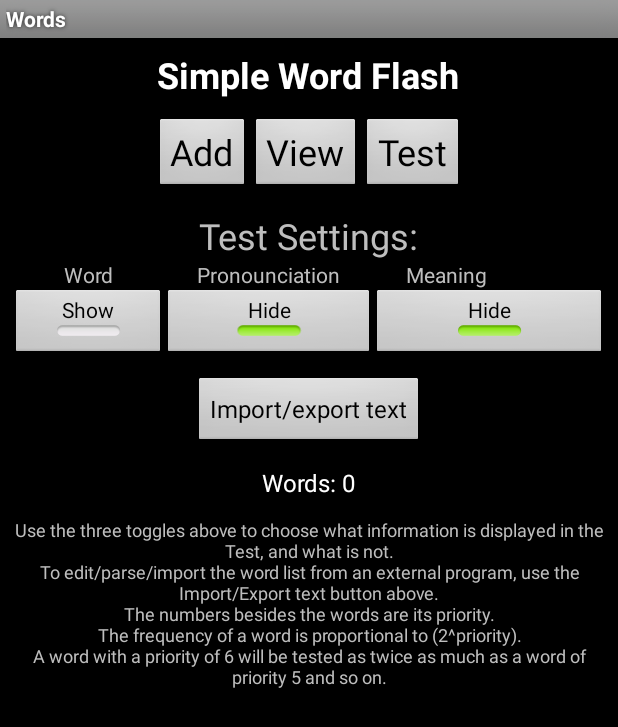
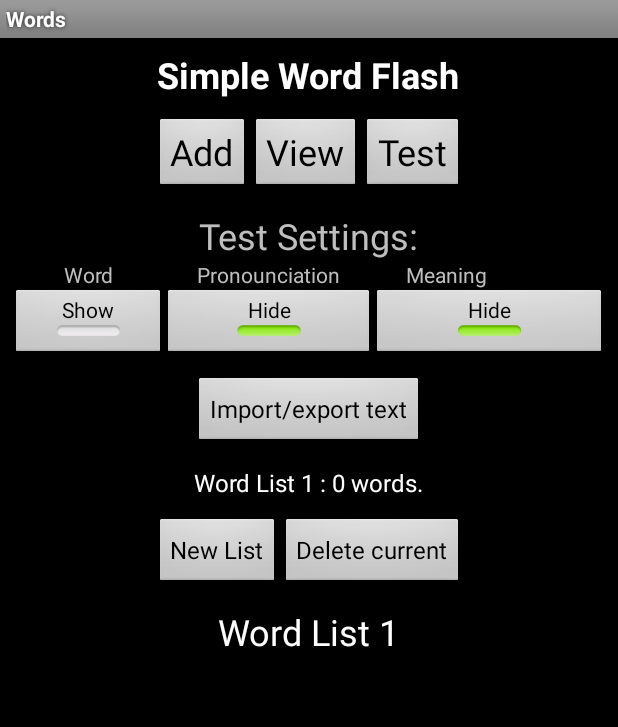
Before and after one commit to CosmicSubspace/Simple-Word-Flash, an Android app: the screen it shows after launch (MainActivity), on a phone screen of 412 x 824 dp. Shown: the top 727 px of the screen. Run offline under Robolectric (Android 15) with nearby library versions, the phone set to English and light mode, and no system bars.

Commit message:
Multiple word lists.

```diff
--- a/app/src/main/java/com/cosmicsubspace/simplewordflash/activities/MainActivity.java
+++ b/app/src/main/java/com/cosmicsubspace/simplewordflash/activities/MainActivity.java
@@ -4,21 +4,33 @@ import android.app.Activity;
 import android.content.Intent;
 import android.os.Bundle;
 import android.view.View;
+import android.widget.AdapterView;
+import android.widget.ArrayAdapter;
 import android.widget.Button;
+import android.widget.ListView;
 import android.widget.TextView;
 import android.widget.Toast;
 import android.widget.ToggleButton;
 
 import com.cosmicsubspace.simplewordflash.R;
-import com.cosmicsubspace.simplewordflash.ui.WordsListDialog;
+import com.cosmicsubspace.simplewordflash.helper.Log2;
+import com.cosmicsubspace.simplewordflash.ui.CustomSingleTextAdapter;
+import com.cosmicsubspace.simplewordflash.ui.ExportDialog;
 import com.cosmicsubspace.simplewordflash.internals.WordsManager;
+import com.cosmicsubspace.simplewordflash.ui.SaveDialog;
+
+import java.util.ArrayList;
+import java.util.Arrays;
 
 public class MainActivity extends Activity implements View.OnClickListener {
 
-    Button add,view,test, load,save,str;
+    Button add,view,test, delList,newList,str;
     TextView numWords, path;
 
     ToggleButton hideWord,hidePron,hideMean;
+
+    ListView listList;
+CustomSingleTextAdapter listListAdapter;
 
     WordsManager wm;
 
@@ -29,6 +41,9 @@ public class MainActivity extends Activity implements View.OnClickListener {
 
         wm=WordsManager.getInstance();
 
+        if (wm.getWordListLists(this).length==0){
+            wm.newWordList("Word List 1",this);
+        }
         wm.importFirst(this);
 
         add=(Button)findViewById(R.id.main_btn_add);
@@ -44,12 +59,36 @@ public class MainActivity extends Activity implements View.OnClickListener {
         save.setOnClickListener(this);*/
         str=(Button)findViewById(R.id.main_btn_str);
         str.setOnClickListener(this);
+        delList=(Button)findViewById(R.id.main_del);
+        delList.setOnClickListener(this);
+        newList=(Button)findViewById(R.id.main_new);
+        newList.setOnClickListener(this);
 
         hideWord=(ToggleButton)findViewById(R.id.main_table_button_word) ;
         hidePron=(ToggleButton)findViewById(R.id.main_table_button_pron) ;
         hideMean=(ToggleButton)findViewById(R.id.main_table_button_mean) ;
 
         numWords=(TextView)findViewById(R.id.main_wordcount);
+
+        listList=(ListView)findViewById(R.id.main_listlist);
+        listList.setChoiceMode(ListView.CHOICE_MODE_SINGLE);
+        listListAdapter=new CustomSingleTextAdapter(this,wm.getWordListLists(this));
+        /*
+        listListAdapter=new ArrayAdapter<>(this,
+                android.R.layout.simple_list_item_1,
+                new ArrayList<String>(Arrays.asList(wm.getWordListLists(this)))); //Should convert to an ArrayList, or the adapter will become read-only.*/
+        listList.setAdapter(listListAdapter);
+
+        listList.setOnItemClickListener(new AdapterView.OnItemClickListener() {
+            public void onItemClick(AdapterView<?> parent, View view,int position, long id)
+            {
+                wm.exportToFile(MainActivity.this);
+                String selectedFromList = (listList.getItemAtPosition(position).toString());
+                Log2.log(1,this,"Word list set to",selectedFromList);
+                wm.setWordList(selectedFromList);
+                wm.importFromFile(MainActivity.this);
+                updateCounter();
+            }});
 
         //path=(TextView)findViewById(R.id.main_path);
 
@@ -65,7 +104,23 @@ public class MainActivity extends Activity implements View.OnClickListener {
     }
 
     private void updateCounter(){
-        numWords.setText("Words: "+wm.getNumWords());
+        if (wm.currentWordListName()==null) numWords.setText("No word list selected.");
+        else numWords.setText(wm.currentWordListName()+" : "+wm.getNumWords()+" words.");
+    }
+
+    private void updateList(){
+
+        String[] listLists=wm.getWordListLists(this);
+
+        Log2.log(1,this,"updae list",listLists);
+/*
+        listListAdapter.clear();
+        for (int i = 0; i < listLists.length; i++) {
+            listListAdapter.add(listLists[i]);
+        }*/
+        listListAdapter.replaceData(listLists);
+
+        listListAdapter.notifyDataSetChanged();
     }
 
 
@@ -76,10 +131,11 @@ public class MainActivity extends Activity implements View.OnClickListener {
             //myIntent.putExtra("key", value); //Optional parameters
             startActivity(myIntent);
         }else if (v.getId()==R.id.main_btn_test){
+            /*
             if (wm.getNumWords()<2){
                 Toast.makeText(this, "You need at least two words!", Toast.LENGTH_SHORT).show();
                 return;
-            }
+            }*/
             Intent myIntent = new Intent(MainActivity.this, TestActivity.class);
             myIntent.putExtra("hideWord", hideWord.isChecked());
             myIntent.putExtra("hidePron", hidePron.isChecked());
@@ -97,13 +153,28 @@ public class MainActivity extends Activity implements View.OnClickListener {
             wm.exportToFile(this);
             Toast.makeText(this, "Saved.", Toast.LENGTH_SHORT).show();
         }*/else if (v.getId()==R.id.main_btn_str){
-            new WordsListDialog(this,wm).setTitle("Words List").setOnReturnListener(new WordsListDialog.EditCompleteListener() {
+            new ExportDialog(this,wm).setTitle("Words List").setOnReturnListener(new ExportDialog.EditCompleteListener() {
                 @Override
                 public void complete() {
                     updateCounter();
                     wm.exportToFile(MainActivity.this);
                 }
             }).init();
+        }else if (v.getId()==R.id.main_del){
+            wm.deleteCurrentList(this);
+            updateCounter();
+            updateList();
+        }else if (v.getId()==R.id.main_new){
+            new SaveDialog(this,wm).setOnReturnListener(new SaveDialog.EditCompleteListener() {
+                @Override
+                public void complete(String result) {
+                    wm.exportToFile(MainActivity.this);
+                    Log2.log(1,this,"New wordlist",result);
+                    wm.newWordList(result, MainActivity.this);
+                    updateList();
+                }
+            }).setTitle("New Word List").init();
+
         }
 
 
--- a/app/src/main/java/com/cosmicsubspace/simplewordflash/internals/WordsManager.java
+++ b/app/src/main/java/com/cosmicsubspace/simplewordflash/internals/WordsManager.java
@@ -32,7 +32,7 @@ public class WordsManager {
     Random rand=new Random();
 
 
-    private void clearList(){
+    public void clearList(){
         words.clear();
     }
 
@@ -54,9 +54,11 @@ public class WordsManager {
         }
     }
 
+    //TODO this WILL create bugs.
     boolean loadedOnce=false;
     public void importFirst(Context c){
         if (!loadedOnce) {
+            setWordList(getWordListLists(c)[0]);
             importFromFile(c);
             loadedOnce=true;
         }
@@ -119,6 +121,23 @@ public class WordsManager {
     String name=null;
     public void setWordList(String s){
         name=s;
+        clearList();
+    }
+
+    public void newWordList(String name, Context c){
+        setWordList(name);
+        exportToFile(c);
+    }
+
+    public String currentWordListName(){
+        return name;
+    }
+
+    public void deleteCurrentList(Context c){
+        if (name==null) return;
+        c.deleteFile(name);
+        setWordList(null);
+        clearList();
     }
 
 
@@ -137,7 +156,10 @@ public class WordsManager {
         }
         return res;
     }
+
     public Word nextRandomWord(){
+        if (words.size()<2) return new Word("You need at least two words.","You need at least two words.","You need at least two words.");
+
         int position=rand.nextInt(frequencySum());
         for (Word word:words){
             position-=word.getFrequency();
--- /dev/null
+++ b/app/src/main/java/com/cosmicsubspace/simplewordflash/ui/CustomSingleTextAdapter.java
@@ -0,0 +1,70 @@
+package com.cosmicsubspace.simplewordflash.ui;
+
+import android.content.Context;
+import android.view.LayoutInflater;
+import android.view.View;
+import android.view.ViewGroup;
+import android.widget.BaseAdapter;
+import android.widget.Button;
+import android.widget.TextView;
+
+import com.cosmicsubspace.simplewordflash.R;
+import com.cosmicsubspace.simplewordflash.internals.Word;
+import com.cosmicsubspace.simplewordflash.internals.WordsManager;
+
+/**
+ * Created by Chan on 7/7/2016.
+ */
+public class CustomSingleTextAdapter extends BaseAdapter{
+
+    private LayoutInflater mInflater;
+
+    String[] dataset;
+
+    public CustomSingleTextAdapter(Context c, String[] data) {
+        mInflater = (LayoutInflater)c.getSystemService(Context.LAYOUT_INFLATER_SERVICE);
+        dataset=data;
+    }
+
+
+    @Override
+    public int getItemViewType(int position) {
+        return 0;
+    }
+
+    @Override
+    public int getViewTypeCount() {
+        return 1;
+    }
+
+    @Override
+    public int getCount() {
+        return dataset.length;
+    }
+
+    @Override
+    public String getItem(int position) {
+        return dataset[position];
+    }
+
+    @Override
+    public long getItemId(int position) {
+        return position;
+    }
+
+
+    public void replaceData(String[] dataset){
+        this.dataset=dataset;
+    }
+
+
+    @Override
+    public View getView(int position, View convertView, ViewGroup parent) {
+
+        convertView = mInflater.inflate(R.layout.single_textview, null);
+        ((TextView)convertView.findViewById(R.id.single_tv)).setText(dataset[position]);
+        return convertView;
+    }
+
+
+}
--- a/app/src/main/res/layout/activity_main.xml
+++ b/app/src/main/res/layout/activity_main.xml
@@ -168,6 +168,32 @@
         android:layout_marginTop="12dp"
         android:textColor="#FFFFFF"
         android:textSize="16dp" />
+
+    <LinearLayout
+        android:layout_marginTop="12dp"
+        android:orientation="horizontal"
+        android:layout_width="match_parent"
+        android:layout_height="wrap_content"
+        android:gravity="center" >
+
+        <Button
+            android:layout_width="wrap_content"
+            android:layout_height="wrap_content"
+            android:text="New List"
+            android:id="@+id/main_new"
+            android:textSize="16dp" />
+        <Button
+            android:layout_width="wrap_content"
+            android:layout_height="wrap_content"
+            android:text="Delete current"
+            android:id="@+id/main_del"
+            android:textSize="16dp" />
+    </LinearLayout>
+
+    <ListView
+        android:layout_width="match_parent"
+        android:layout_height="wrap_content"
+        android:id="@+id/main_listlist" />
     <!--
     <TextView
         android:layout_width="wrap_content"
@@ -176,7 +202,7 @@
         android:id="@+id/main_path"
         android:layout_marginTop="12dp"
         android:textSize="12dp"
-        android:gravity="center" />-->
+        android:gravity="center" />
 
     <TextView
         android:layout_width="wrap_content"
@@ -186,5 +212,5 @@
         android:layout_marginTop="12dp"
         android:textSize="12dp"
         android:gravity="center" />
-
+-->
 </LinearLayout>
--- /dev/null
+++ b/app/src/main/res/layout/single_textview.xml
@@ -0,0 +1,16 @@
+<?xml version="1.0" encoding="utf-8"?>
+<RelativeLayout xmlns:android="http://schemas.android.com/apk/res/android"
+    android:orientation="vertical" android:layout_width="match_parent"
+    android:layout_height="wrap_content"
+    android:id="@+id/single_fl">
+
+    <TextView
+        android:layout_width="wrap_content"
+        android:layout_height="wrap_content"
+        android:text="\???"
+        android:id="@+id/single_tv"
+        android:textColor="#FFFFFF"
+        android:layout_margin="12dp"
+        android:layout_centerInParent="true"
+        android:textSize="24dp" />
+</RelativeLayout>
```
Also changed, not shown: app/src/main/java/com/cosmicsubspace/simplewordflash/ui/ExportDialog.java (renamed from app/src/main/java/com/cosmicsubspace/simplewordflash/ui/WordsListDialog.java, +4 -8 lines), app/src/main/java/com/cosmicsubspace/simplewordflash/ui/SaveDialog.java (added, +76 -0 lines), app/src/main/res/layout/save_dialog.xml (added, +22 -0 lines).
